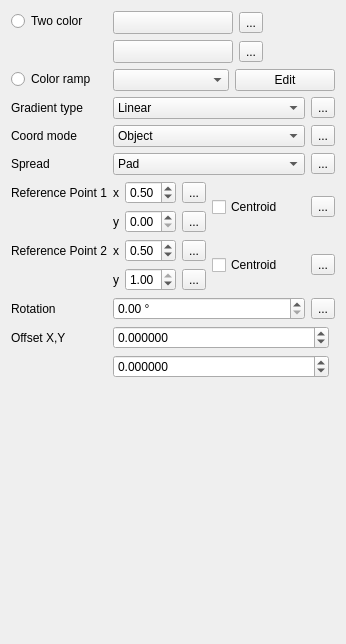
Before: the Qt Designer form src/ui/symbollayer/widget_gradientfill.ui in qgis/QGIS, drawn with Qt 5.
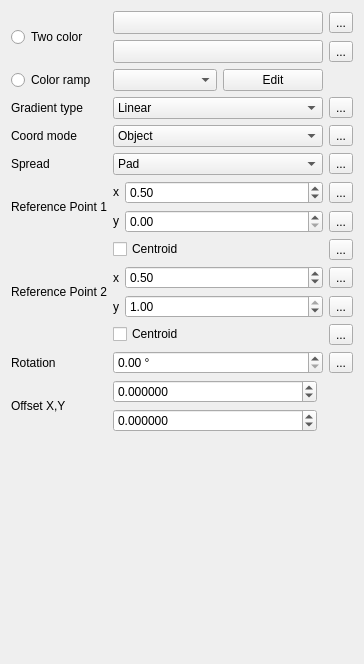
After: the same form once the commit is applied. Custom widgets are drawn as their Qt base class.

```diff
--- a/src/ui/symbollayer/widget_gradientfill.ui
+++ b/src/ui/symbollayer/widget_gradientfill.ui
@@ -6,119 +6,150 @@
    <rect>
     <x>0</x>
     <y>0</y>
-    <width>346</width>
-    <height>644</height>
+    <width>364</width>
+    <height>664</height>
    </rect>
   </property>
   <property name="windowTitle">
    <string>Form</string>
   </property>
-  <layout class="QFormLayout" name="formLayout">
-   <item row="0" column="0">
+  <layout class="QGridLayout" name="gridLayout">
+   <item row="8" column="1" rowspan="2">
+    <layout class="QHBoxLayout" name="horizontalLayout_11">
+     <item>
+      <widget class="QLabel" name="label_7">
+       <property name="sizePolicy">
+        <sizepolicy hsizetype="Fixed" vsizetype="Fixed">
+         <horstretch>0</horstretch>
+         <verstretch>0</verstretch>
+        </sizepolicy>
+       </property>
+       <property name="text">
+        <string>y</string>
+       </property>
+      </widget>
+     </item>
+     <item>
+      <widget class="QDoubleSpinBox" name="spinRefPoint1Y">
+       <property name="maximum">
+        <double>1.000000000000000</double>
+       </property>
+       <property name="singleStep">
+        <double>0.200000000000000</double>
+       </property>
+      </widget>
+     </item>
+    </layout>
+   </item>
+   <item row="6" column="1" rowspan="2">
+    <layout class="QHBoxLayout" name="horizontalLayout_6">
+     <item>
+      <widget class="QLabel" name="label_5">
+       <property name="sizePolicy">
+        <sizepolicy hsizetype="Fixed" vsizetype="Fixed">
+         <horstretch>0</horstretch>
+         <verstretch>0</verstretch>
+        </sizepolicy>
+       </property>
+       <property name="text">
+        <string>x</string>
+       </property>
+      </widget>
+     </item>
+     <item>
+      <widget class="QDoubleSpinBox" name="spinRefPoint1X">
+       <property name="maximum">
+        <double>1.000000000000000</double>
+       </property>
+       <property name="singleStep">
+        <double>0.200000000000000</double>
+       </property>
+       <property name="value">
+        <double>0.500000000000000</double>
+       </property>
+      </widget>
+     </item>
+    </layout>
+   </item>
+   <item row="5" column="2">
+    <widget class="QgsDataDefinedButton" name="mSpreadDDBtn">
+     <property name="text">
+      <string>...</string>
+     </property>
+    </widget>
+   </item>
+   <item row="1" column="1">
+    <widget class="QgsColorButtonV2" name="btnChangeColor2">
+     <property name="sizePolicy">
+      <sizepolicy hsizetype="Expanding" vsizetype="Fixed">
+       <horstretch>0</horstretch>
+       <verstretch>0</verstretch>
+      </sizepolicy>
+     </property>
+     <property name="minimumSize">
+      <size>
+       <width>120</width>
+       <height>0</height>
+      </size>
+     </property>
+     <property name="maximumSize">
+      <size>
+       <width>16777215</width>
+       <height>16777215</height>
+      </size>
+     </property>
+     <property name="text">
+      <string/>
+     </property>
+    </widget>
+   </item>
+   <item row="0" column="0" rowspan="2">
     <widget class="QRadioButton" name="radioTwoColor">
      <property name="text">
       <string>Two color</string>
      </property>
     </widget>
    </item>
-   <item row="0" column="1">
-    <layout class="QGridLayout" name="gridLayout">
-     <item row="0" column="0">
-      <layout class="QHBoxLayout" name="horizontalLayout_10">
+   <item row="18" column="0">
+    <widget class="QLabel" name="label_6">
+     <property name="text">
+      <string>Offset X,Y</string>
+     </property>
+    </widget>
+   </item>
+   <item row="4" column="1">
+    <layout class="QHBoxLayout" name="horizontalLayout_3">
+     <item>
+      <widget class="QComboBox" name="cboCoordinateMode">
        <item>
-        <widget class="QgsColorButtonV2" name="btnChangeColor">
-         <property name="minimumSize">
-          <size>
-           <width>120</width>
-           <height>0</height>
-          </size>
-         </property>
-         <property name="maximumSize">
-          <size>
-           <width>120</width>
-           <height>16777215</height>
-          </size>
-         </property>
-         <property name="text">
-          <string/>
-         </property>
-        </widget>
+        <property name="text">
+         <string>Object</string>
+        </property>
        </item>
        <item>
-        <widget class="QgsDataDefinedButton" name="mStartColorDDBtn">
-         <property name="text">
-          <string>...</string>
-         </property>
-        </widget>
+        <property name="text">
+         <string>Viewport</string>
+        </property>
        </item>
-       <item>
-        <spacer name="horizontalSpacer">
-         <property name="orientation">
-          <enum>Qt::Horizontal</enum>
-         </property>
-         <property name="sizeHint" stdset="0">
-          <size>
-           <width>40</width>
-           <height>20</height>
-          </size>
-         </property>
-        </spacer>
-       </item>
-      </layout>
-     </item>
-     <item row="1" column="0">
-      <layout class="QHBoxLayout" name="horizontalLayout_2">
-       <item>
-        <widget class="QgsColorButtonV2" name="btnChangeColor2">
-         <property name="minimumSize">
-          <size>
-           <width>120</width>
-           <height>0</height>
-          </size>
-         </property>
-         <property name="maximumSize">
-          <size>
-           <width>120</width>
-           <height>16777215</height>
-          </size>
-         </property>
-         <property name="text">
-          <string/>
-         </property>
-        </widget>
-       </item>
-       <item>
-        <widget class="QgsDataDefinedButton" name="mEndColorDDBtn">
-         <property name="text">
-          <string>...</string>
-         </property>
-        </widget>
-       </item>
-       <item>
-        <spacer name="horizontalSpacer_2">
-         <property name="orientation">
-          <enum>Qt::Horizontal</enum>
-         </property>
-         <property name="sizeHint" stdset="0">
-          <size>
-           <width>40</width>
-           <height>20</height>
-          </size>
-         </property>
-        </spacer>
-       </item>
-      </layout>
+      </widget>
      </item>
     </layout>
    </item>
-   <item row="1" column="0">
-    <widget class="QRadioButton" name="radioColorRamp">
+   <item row="3" column="0">
+    <widget class="QLabel" name="label_2">
      <property name="text">
-      <string>Color ramp</string>
+      <string>Gradient type</string>
      </property>
     </widget>
    </item>
-   <item row="1" column="1">
+   <item row="12" column="0" rowspan="3">
+    <widget class="QLabel" name="label_8">
+     <property name="text">
+      <string>Reference Point 2</string>
+     </property>
+    </widget>
+   </item>
+   <item row="2" column="1">
     <layout class="QHBoxLayout" name="horizontalLayout_8">
      <item>
       <widget class="QgsColorRampComboBox" name="cboGradientColorRamp"/>
@@ -138,14 +169,14 @@
      </item>
     </layout>
    </item>
-   <item row="2" column="0">
-    <widget class="QLabel" name="label_2">
+   <item row="8" column="2" rowspan="2">
+    <widget class="QgsDataDefinedButton" name="mRefPoint1YDDBtn">
      <property name="text">
-      <string>Gradient type</string>
+      <string>...</string>
      </property>
     </widget>
    </item>
-   <item row="2" column="1">
+   <item row="3" column="1">
     <layout class="QHBoxLayout" name="horizontalLayout_4">
      <item>
       <widget class="QComboBox" name="cboGradientType">
@@ -166,55 +197,85 @@
        </item>
       </widget>
      </item>
+    </layout>
+   </item>
+   <item row="0" column="1">
+    <widget class="QgsColorButtonV2" name="btnChangeColor">
+     <property name="sizePolicy">
+      <sizepolicy hsizetype="Expanding" vsizetype="Fixed">
+       <horstretch>0</horstretch>
+       <verstretch>0</verstretch>
+      </sizepolicy>
+     </property>
+     <property name="minimumSize">
+      <size>
+       <width>120</width>
+       <height>0</height>
+      </size>
+     </property>
+     <property name="maximumSize">
+      <size>
+       <width>16777215</width>
+       <height>16777215</height>
+      </size>
+     </property>
+     <property name="text">
+      <string/>
+     </property>
+    </widget>
+   </item>
+   <item row="13" column="1" rowspan="2">
+    <layout class="QHBoxLayout" name="horizontalLayout_12">
      <item>
-      <widget class="QgsDataDefinedButton" name="mGradientTypeDDBtn">
+      <widget class="QLabel" name="label_10">
+       <property name="sizePolicy">
+        <sizepolicy hsizetype="Fixed" vsizetype="Preferred">
+         <horstretch>0</horstretch>
+         <verstretch>0</verstretch>
+        </sizepolicy>
+       </property>
        <property name="text">
-        <string>...</string>
+        <string>y</string>
+       </property>
+      </widget>
+     </item>
+     <item>
+      <widget class="QDoubleSpinBox" name="spinRefPoint2Y">
+       <property name="maximum">
+        <double>1.000000000000000</double>
+       </property>
+       <property name="singleStep">
+        <double>0.200000000000000</double>
+       </property>
+       <property name="value">
+        <double>1.000000000000000</double>
        </property>
       </widget>
      </item>
     </layout>
    </item>
-   <item row="3" column="0">
+   <item row="17" column="2">
+    <widget class="QgsDataDefinedButton" name="mAngleDDBtn">
+     <property name="text">
+      <string>...</string>
+     </property>
+    </widget>
+   </item>
+   <item row="4" column="2">
+    <widget class="QgsDataDefinedButton" name="mCoordinateModeDDBtn">
+     <property name="text">
+      <string>...</string>
+     </property>
+    </widget>
+   </item>
+   <item row="4" column="0">
     <widget class="QLabel" name="label_3">
      <property name="text">
       <string>Coord mode</string>
      </property>
     </widget>
    </item>
-   <item row="3" column="1">
-    <layout class="QHBoxLayout" name="horizontalLayout_3">
-     <item>
-      <widget class="QComboBox" name="cboCoordinateMode">
-       <item>
-        <property name="text">
-         <string>Object</string>
-        </property>
-       </item>
-       <item>
-        <property name="text">
-         <string>Viewport</string>
-        </property>
-       </item>
-      </widget>
-     </item>
-     <item>
-      <widget class="QgsDataDefinedButton" name="mCoordinateModeDDBtn">
-       <property name="text">
-        <string>...</string>
-       </property>
-      </widget>
-     </item>
-    </layout>
-   </item>
-   <item row="4" column="0">
-    <widget class="QLabel" name="label_4">
-     <property name="text">
-      <string>Spread</string>
-     </property>
-    </widget>
-   </item>
-   <item row="4" column="1">
+   <item row="5" column="1">
     <layout class="QHBoxLayout" name="horizontalLayout_5">
      <item>
       <widget class="QComboBox" name="cboGradientSpread">
@@ -235,250 +296,67 @@
        </item>
       </widget>
      </item>
-     <item>
-      <widget class="QgsDataDefinedButton" name="mSpreadDDBtn">
-       <property name="text">
-        <string>...</string>
-       </property>
-      </widget>
-     </item>
     </layout>
    </item>
-   <item row="5" column="0">
-    <widget class="QLabel" name="label">
+   <item row="3" column="2">
+    <widget class="QgsDataDefinedButton" name="mGradientTypeDDBtn">
      <property name="text">
-      <string>Reference Point 1</string>
+      <string>...</string>
      </property>
     </widget>
    </item>
-   <item row="5" column="1">
-    <layout class="QGridLayout" name="gridLayout_2">
-     <item row="0" column="0">
-      <layout class="QHBoxLayout" name="horizontalLayout_6">
-       <item>
-        <widget class="QLabel" name="label_5">
-         <property name="sizePolicy">
-          <sizepolicy hsizetype="Fixed" vsizetype="Preferred">
-           <horstretch>0</horstretch>
-           <verstretch>0</verstretch>
-          </sizepolicy>
-         </property>
-         <property name="text">
-          <string>x</string>
-         </property>
-        </widget>
-       </item>
-       <item>
-        <widget class="QDoubleSpinBox" name="spinRefPoint1X">
-         <property name="maximum">
-          <double>1.000000000000000</double>
-         </property>
-         <property name="singleStep">
-          <double>0.200000000000000</double>
-         </property>
-         <property name="value">
-          <double>0.500000000000000</double>
-         </property>
-        </widget>
-       </item>
-       <item>
-        <widget class="QgsDataDefinedButton" name="mRefPoint1XDDBtn">
-         <property name="text">
-          <string>...</string>
-         </property>
-        </widget>
-       </item>
-      </layout>
-     </item>
-     <item row="0" column="1" rowspan="2">
-      <widget class="QCheckBox" name="checkRefPoint1Centroid">
-       <property name="text">
-        <string>Centroid</string>
-       </property>
-      </widget>
-     </item>
-     <item row="1" column="0">
-      <layout class="QHBoxLayout" name="horizontalLayout_11">
-       <item>
-        <widget class="QLabel" name="label_7">
-         <property name="sizePolicy">
-          <sizepolicy hsizetype="Fixed" vsizetype="Preferred">
-           <horstretch>0</horstretch>
-           <verstretch>0</verstretch>
-          </sizepolicy>
-         </property>
-         <property name="text">
-          <string>y</string>
-         </property>
-        </widget>
-       </item>
-       <item>
-        <widget class="QDoubleSpinBox" name="spinRefPoint1Y">
-         <property name="maximum">
-          <double>1.000000000000000</double>
-         </property>
-         <property name="singleStep">
-          <double>0.200000000000000</double>
-         </property>
-        </widget>
-       </item>
-       <item>
-        <widget class="QgsDataDefinedButton" name="mRefPoint1YDDBtn">
-         <property name="text">
-          <string>...</string>
-         </property>
-        </widget>
-       </item>
-      </layout>
-     </item>
-     <item row="0" column="2" rowspan="2">
-      <widget class="QgsDataDefinedButton" name="mRefPoint1CentroidDDBtn">
-       <property name="text">
-        <string>...</string>
-       </property>
-      </widget>
-     </item>
-    </layout>
+   <item row="10" column="1">
+    <widget class="QCheckBox" name="checkRefPoint1Centroid">
+     <property name="text">
+      <string>Centroid</string>
+     </property>
+    </widget>
    </item>
-   <item row="6" column="0">
-    <widget class="QLabel" name="label_8">
+   <item row="0" column="2">
+    <widget class="QgsDataDefinedButton" name="mStartColorDDBtn">
      <property name="text">
-      <string>Reference Point 2</string>
+      <string>...</string>
      </property>
     </widget>
    </item>
-   <item row="6" column="1">
-    <layout class="QGridLayout" name="gridLayout_3">
-     <item row="0" column="0">
-      <layout class="QHBoxLayout" name="horizontalLayout_7">
-       <item>
-        <widget class="QLabel" name="label_9">
-         <property name="sizePolicy">
-          <sizepolicy hsizetype="Fixed" vsizetype="Preferred">
-           <horstretch>0</horstretch>
-           <verstretch>0</verstretch>
-          </sizepolicy>
-         </property>
-         <property name="text">
-          <string>x</string>
-         </property>
-        </widget>
-       </item>
-       <item>
-        <widget class="QDoubleSpinBox" name="spinRefPoint2X">
-         <property name="maximum">
-          <double>1.000000000000000</double>
-         </property>
-         <property name="singleStep">
-          <double>0.200000000000000</double>
-         </property>
-         <property name="value">
-          <double>0.500000000000000</double>
-         </property>
-        </widget>
-       </item>
-       <item>
-        <widget class="QgsDataDefinedButton" name="mRefPoint2XDDBtn">
-         <property name="text">
-          <string>...</string>
-         </property>
-        </widget>
-       </item>
-      </layout>
-     </item>
-     <item row="0" column="1" rowspan="2">
-      <widget class="QCheckBox" name="checkRefPoint2Centroid">
-       <property name="text">
-        <string>Centroid</string>
-       </property>
-      </widget>
-     </item>
-     <item row="0" column="2" rowspan="2">
-      <widget class="QgsDataDefinedButton" name="mRefPoint2CentroidDDBtn">
-       <property name="text">
-        <string>...</string>
-       </property>
-      </widget>
-     </item>
-     <item row="1" column="0">
-      <layout class="QHBoxLayout" name="horizontalLayout_12">
-       <item>
-        <widget class="QLabel" name="label_10">
-         <property name="sizePolicy">
-          <sizepolicy hsizetype="Fixed" vsizetype="Preferred">
-           <horstretch>0</horstretch>
-           <verstretch>0</verstretch>
-          </sizepolicy>
-         </property>
-         <property name="text">
-          <string>y</string>
-         </property>
-        </widget>
-       </item>
-       <item>
-        <widget class="QDoubleSpinBox" name="spinRefPoint2Y">
-         <property name="maximum">
-          <double>1.000000000000000</double>
-         </property>
-         <property name="singleStep">
-          <double>0.200000000000000</double>
-         </property>
-         <property name="value">
-          <double>1.000000000000000</double>
-         </property>
-        </widget>
-       </item>
-       <item>
-        <widget class="QgsDataDefinedButton" name="mRefPoint2YDDBtn">
-         <property name="text">
-          <string>...</string>
-         </property>
-        </widget>
-       </item>
-      </layout>
-     </item>
-    </layout>
-   </item>
-   <item row="7" column="0">
-    <widget class="QLabel" name="label_11">
+   <item row="13" column="2" rowspan="2">
+    <widget class="QgsDataDefinedButton" name="mRefPoint2YDDBtn">
      <property name="text">
-      <string>Rotation</string>
+      <string>...</string>
      </property>
     </widget>
    </item>
-   <item row="7" column="1">
-    <layout class="QHBoxLayout" name="horizontalLayout_9">
-     <item>
-      <widget class="QgsDoubleSpinBox" name="mSpinAngle">
-       <property name="suffix">
-        <string> °</string>
-       </property>
-       <property name="maximum">
-        <double>360.000000000000000</double>
-       </property>
-       <property name="singleStep">
-        <double>0.500000000000000</double>
-       </property>
-      </widget>
-     </item>
-     <item>
-      <widget class="QgsDataDefinedButton" name="mAngleDDBtn">
-       <property name="text">
-        <string>...</string>
-       </property>
-      </widget>
-     </item>
-    </layout>
-   </item>
-   <item row="8" column="0">
-    <widget class="QLabel" name="label_6">
+   <item row="15" column="2">
+    <widget class="QgsDataDefinedButton" name="mRefPoint2CentroidDDBtn">
      <property name="text">
-      <string>Offset X,Y</string>
+      <string>...</string>
      </property>
     </widget>
    </item>
-   <item row="8" column="1">
+   <item row="18" column="1">
     <layout class="QGridLayout" name="gridLayout_4">
+     <item row="1" column="0">
+      <widget class="QgsDoubleSpinBox" name="spinOffsetY">
+       <property name="sizePolicy">
+        <sizepolicy hsizetype="Minimum" vsizetype="Fixed">
+         <horstretch>1</horstretch>
+         <verstretch>0</verstretch>
+        </sizepolicy>
+       </property>
+       <property name="decimals">
+        <number>6</number>
+       </property>
+       <property name="minimum">
+        <double>-999999999.000000000000000</double>
+       </property>
+       <property name="maximum">
+        <double>999999999.000000000000000</double>
+       </property>
+       <property name="singleStep">
+        <double>0.200000000000000</double>
+       </property>
+      </widget>
+     </item>
      <item row="0" column="0">
       <widget class="QgsDoubleSpinBox" name="spinOffsetX">
        <property name="sizePolicy">
@@ -511,41 +389,154 @@
        </property>
       </widget>
      </item>
-     <item row="1" column="0">
-      <widget class="QgsDoubleSpinBox" name="spinOffsetY">
+    </layout>
+   </item>
+   <item row="2" column="0">
+    <widget class="QRadioButton" name="radioColorRamp">
+     <property name="text">
+      <string>Color ramp</string>
+     </property>
+    </widget>
+   </item>
+   <item row="17" column="1">
+    <layout class="QHBoxLayout" name="horizontalLayout_9">
+     <item>
+      <widget class="QgsDoubleSpinBox" name="mSpinAngle">
+       <property name="suffix">
+        <string> °</string>
+       </property>
+       <property name="maximum">
+        <double>360.000000000000000</double>
+       </property>
+       <property name="singleStep">
+        <double>0.500000000000000</double>
+       </property>
+      </widget>
+     </item>
+    </layout>
+   </item>
+   <item row="15" column="1">
+    <widget class="QCheckBox" name="checkRefPoint2Centroid">
+     <property name="text">
+      <string>Centroid</string>
+     </property>
+    </widget>
+   </item>
+   <item row="5" column="0">
+    <widget class="QLabel" name="label_4">
+     <property name="text">
+      <string>Spread</string>
+     </property>
+    </widget>
+   </item>
+   <item row="10" column="2">
+    <widget class="QgsDataDefinedButton" name="mRefPoint1CentroidDDBtn">
+     <property name="text">
+      <string>...</string>
+     </property>
+    </widget>
+   </item>
+   <item row="1" column="2">
+    <widget class="QgsDataDefinedButton" name="mEndColorDDBtn">
+     <property name="text">
+      <string>...</string>
+     </property>
+    </widget>
+   </item>
+   <item row="6" column="0" rowspan="4">
+    <widget class="QLabel" name="label">
+     <property name="text">
+      <string>Reference Point 1</string>
+     </property>
+    </widget>
+   </item>
+   <item row="12" column="1">
+    <layout class="QHBoxLayout" name="horizontalLayout_7">
+     <item>
+      <widget class="QLabel" name="label_9">
        <property name="sizePolicy">
-        <sizepolicy hsizetype="Minimum" vsizetype="Fixed">
-         <horstretch>1</horstretch>
+        <sizepolicy hsizetype="Fixed" vsizetype="Preferred">
+         <horstretch>0</horstretch>
          <verstretch>0</verstretch>
         </sizepolicy>
        </property>
-       <property name="decimals">
-        <number>6</number>
+       <property name="text">
+        <string>x</string>
        </property>
-       <property name="minimum">
-        <double>-999999999.000000000000000</double>
-       </property>
+      </widget>
+     </item>
+     <item>
+      <widget class="QDoubleSpinBox" name="spinRefPoint2X">
        <property name="maximum">
-        <double>999999999.000000000000000</double>
+        <double>1.000000000000000</double>
        </property>
        <property name="singleStep">
         <double>0.200000000000000</double>
        </property>
+       <property name="value">
+        <double>0.500000000000000</double>
+       </property>
       </widget>
      </item>
     </layout>
    </item>
+   <item row="6" column="2" rowspan="2">
+    <widget class="QgsDataDefinedButton" name="mRefPoint1XDDBtn">
+     <property name="text">
+      <string>...</string>
+     </property>
+    </widget>
+   </item>
+   <item row="17" column="0">
+    <widget class="QLabel" name="label_11">
+     <property name="text">
+      <string>Rotation</string>
+     </property>
+    </widget>
+   </item>
+   <item row="12" column="2">
+    <widget class="QgsDataDefinedButton" name="mRefPoint2XDDBtn">
+     <property name="text">
+      <string>...</string>
+     </property>
+    </widget>
+   </item>
+   <item row="19" column="0" colspan="3">
+    <spacer name="verticalSpacer">
+     <property name="orientation">
+      <enum>Qt::Vertical</enum>
+     </property>
+     <property name="sizeHint" stdset="0">
+      <size>
+       <width>20</width>
+       <height>40</height>
+      </size>
+     </property>
+    </spacer>
+   </item>
   </layout>
   <zorder>label_6</zorder>
   <zorder>label_3</zorder>
   <zorder>radioColorRamp</zorder>
-  <zorder>label</zorder>
   <zorder>label_2</zorder>
   <zorder>label_8</zorder>
   <zorder>radioTwoColor</zorder>
   <zorder>label_4</zorder>
   <zorder>label_11</zorder>
+  <zorder>mStartColorDDBtn</zorder>
   <zorder>mEndColorDDBtn</zorder>
+  <zorder>mGradientTypeDDBtn</zorder>
+  <zorder>mCoordinateModeDDBtn</zorder>
+  <zorder>mSpreadDDBtn</zorder>
+  <zorder>mAngleDDBtn</zorder>
+  <zorder>mRefPoint2XDDBtn</zorder>
+  <zorder>mRefPoint2YDDBtn</zorder>
+  <zorder>label</zorder>
+  <zorder>mRefPoint1CentroidDDBtn</zorder>
+  <zorder>mRefPoint1XDDBtn</zorder>
+  <zorder>mRefPoint1YDDBtn</zorder>
+  <zorder>mRefPoint2CentroidDDBtn</zorder>
+  <zorder>verticalSpacer</zorder>
  </widget>
  <customwidgets>
   <customwidget>
```
Left out of the diff: 12 changed lines with no effect on the pictures.
